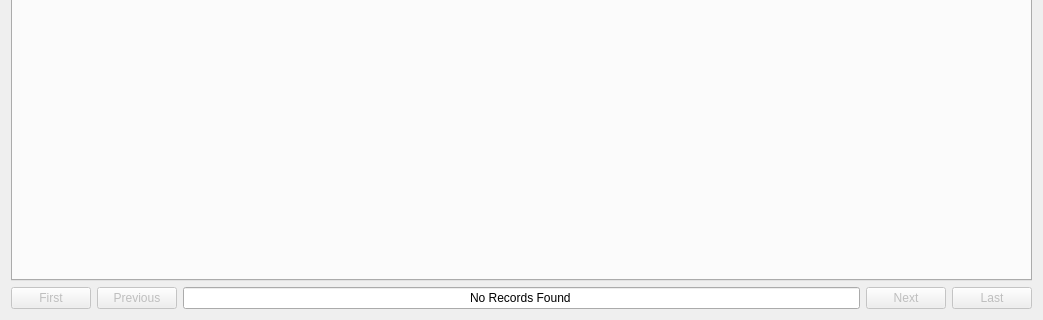
gltn/stdm, file ui/flts/workflow_manager/ui_workflow_manager.ui: the form before one commit; both pictures show x 0 to 1043 and y 425 to 745 of the 1043 by 745 pixel window.
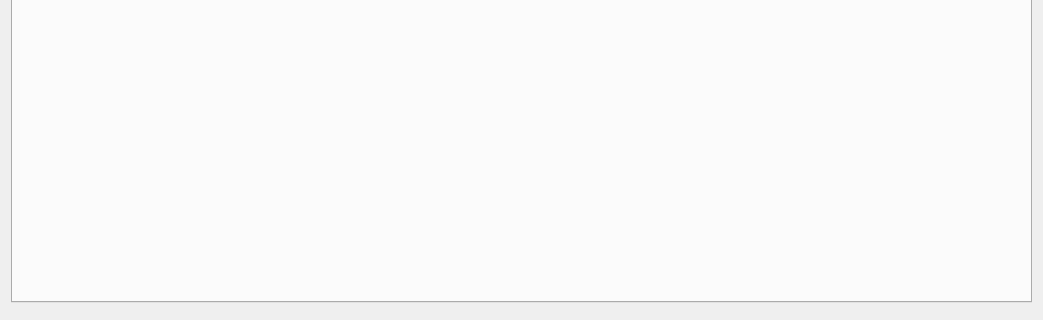
The form after the commit.

Commit message: Added pagination widget

The edit to the form file:
```diff
--- a/ui/flts/workflow_manager/ui_workflow_manager.ui
+++ b/ui/flts/workflow_manager/ui_workflow_manager.ui
@@ -13,7 +13,7 @@
   <property name="windowTitle">
    <string>Workflow Manager</string>
   </property>
-  <layout class="QHBoxLayout" name="horizontalLayout_3">
+  <layout class="QHBoxLayout" name="horizontalLayout_2">
    <item>
     <layout class="QVBoxLayout" name="verticalLayout">
      <item>
@@ -123,58 +123,14 @@
       </widget>
      </item>
      <item>
-      <layout class="QHBoxLayout" name="horizontalLayout_2">
-       <item>
-        <widget class="QPushButton" name="firstButton">
-         <property name="enabled">
-          <bool>false</bool>
-         </property>
-         <property name="text">
-          <string>First</string>
-         </property>
-        </widget>
-       </item>
-       <item>
-        <widget class="QPushButton" name="previousButton">
-         <property name="enabled">
-          <bool>false</bool>
-         </property>
-         <property name="text">
-          <string>Previous</string>
-         </property>
-        </widget>
-       </item>
-       <item>
-        <widget class="QLineEdit" name="paginationEdit">
-         <property name="text">
-          <string>No Records Found</string>
-         </property>
-         <property name="alignment">
-          <set>Qt::AlignCenter</set>
-         </property>
-        </widget>
-       </item>
-       <item>
-        <widget class="QPushButton" name="nextButton">
-         <property name="enabled">
-          <bool>false</bool>
-         </property>
-         <property name="text">
-          <string>Next</string>
-         </property>
-        </widget>
-       </item>
-       <item>
-        <widget class="QPushButton" name="lastButton">
-         <property name="enabled">
-          <bool>false</bool>
-         </property>
-         <property name="text">
-          <string>Last</string>
-         </property>
-        </widget>
-       </item>
-      </layout>
+      <widget class="QFrame" name="paginationFrame">
+       <property name="frameShape">
+        <enum>QFrame::StyledPanel</enum>
+       </property>
+       <property name="frameShadow">
+        <enum>QFrame::Raised</enum>
+       </property>
+      </widget>
      </item>
     </layout>
    </item>
```
The commit also changes 6 other files.
